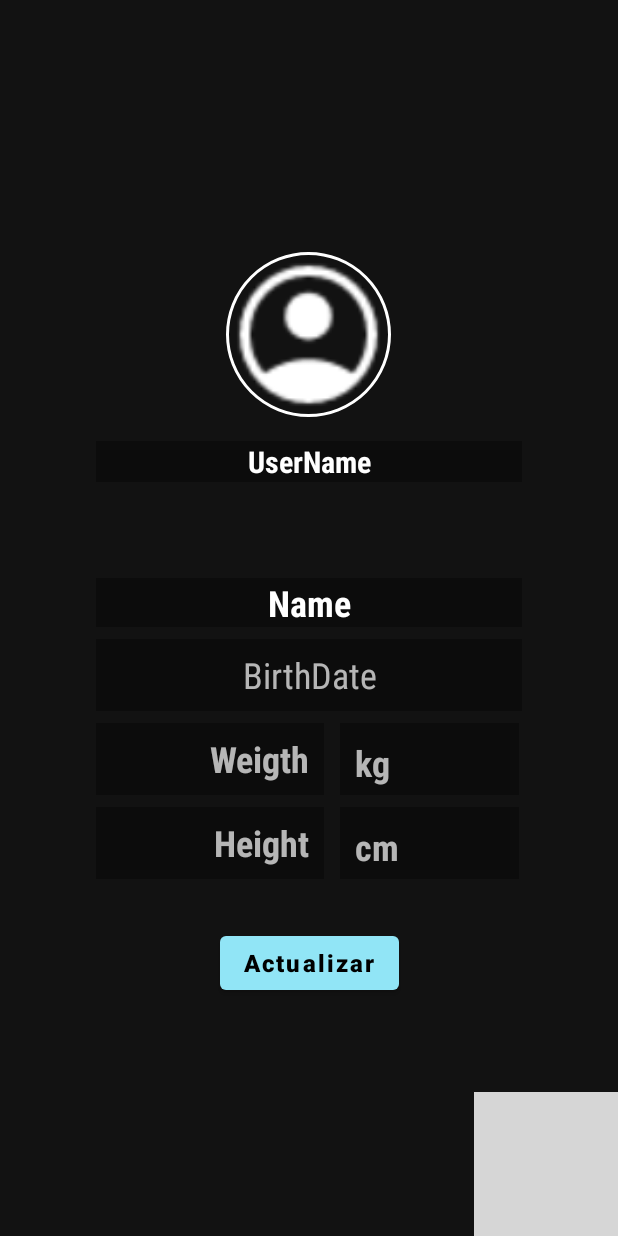
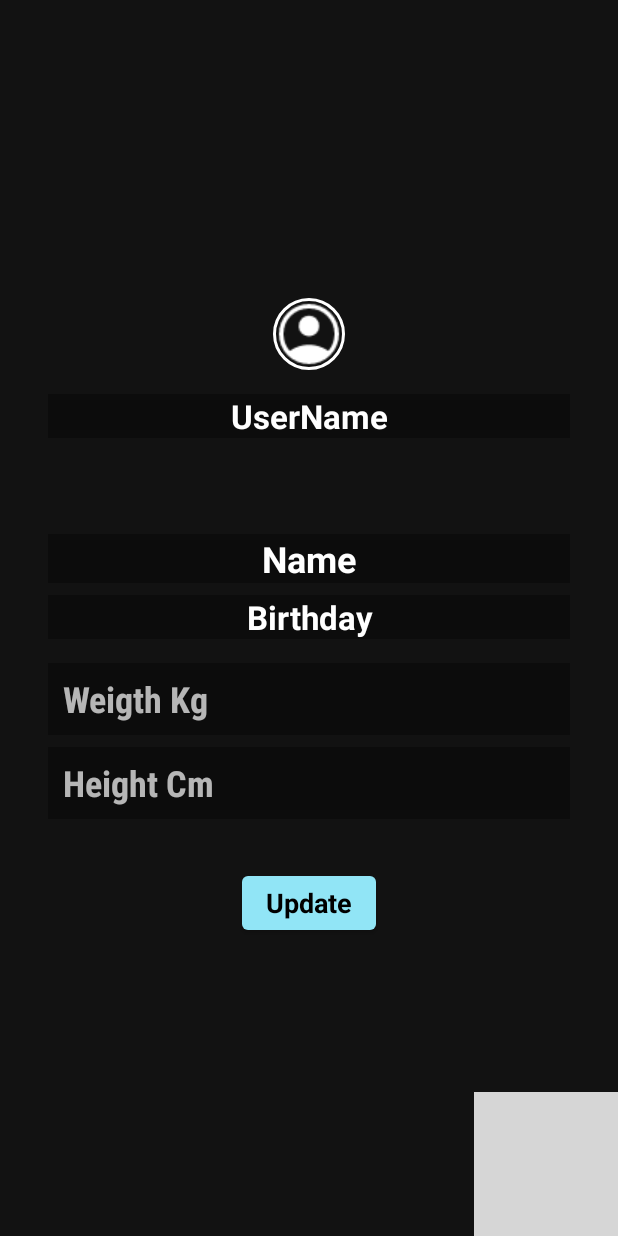
Before and after one commit to jcguerra10/KitPlus, an Android app: the ProfileActivity screen opened directly, with no data from a screen before it, on a phone screen of 412 x 824 dp. Run offline under Robolectric (Android 15) with nearby library versions, the phone set to English and light mode, and no system bars; our stand-ins replace CircleImageView; grey boxes are pictures that could not be loaded.

Commit message:
Change Constraints

```diff
--- a/app/src/main/res/layout/activity_profile.xml
+++ b/app/src/main/res/layout/activity_profile.xml
@@ -21,26 +21,21 @@
 
     <androidx.constraintlayout.widget.ConstraintLayout
         android:layout_width="0dp"
-        android:layout_height="0dp"
+        android:layout_height="wrap_content"
         app:layout_constraintBottom_toBottomOf="@+id/imageView6"
         app:layout_constraintEnd_toEndOf="parent"
         app:layout_constraintHorizontal_bias="0.0"
         app:layout_constraintStart_toStartOf="parent"
-        app:layout_constraintTop_toTopOf="parent"
-        app:layout_constraintVertical_bias="0.0">
+        app:layout_constraintTop_toTopOf="parent">
 
         <de.hdodenhof.circleimageview.CircleImageView
             android:id="@+id/profile_image"
-            android:layout_width="110dp"
-            android:layout_height="110dp"
-            android:layout_marginStart="160dp"
-            android:layout_marginTop="168dp"
-            android:layout_marginEnd="160dp"
+            android:layout_width="wrap_content"
+            android:layout_height="wrap_content"
             android:src="@drawable/profile_img"
             app:civ_border_color="#FFFFFF"
             app:civ_border_width="2dp"
             app:layout_constraintEnd_toEndOf="parent"
-            app:layout_constraintHorizontal_bias="0.526"
             app:layout_constraintStart_toStartOf="parent"
             app:layout_constraintTop_toTopOf="parent" />
 
@@ -48,18 +43,15 @@
             android:id="@+id/userName_view"
             android:layout_width="0dp"
             android:layout_height="wrap_content"
-            android:layout_marginStart="64dp"
+            android:layout_marginStart="32dp"
             android:layout_marginTop="16dp"
-            android:layout_marginEnd="64dp"
+            android:layout_marginEnd="32dp"
             android:background="#59000000"
-            android:fontFamily="sans-serif-condensed"
             android:text="UserName"
             android:textAlignment="center"
-            android:textColor="@color/white"
-            android:textSize="20sp"
+            android:textAppearance="@style/TextAppearance.AppCompat.Large"
             android:textStyle="bold"
             app:layout_constraintEnd_toEndOf="parent"
-            app:layout_constraintHorizontal_bias="0.498"
             app:layout_constraintStart_toStartOf="parent"
             app:layout_constraintTop_toBottomOf="@+id/profile_image" />
 
@@ -67,132 +59,84 @@
             android:id="@+id/name_view"
             android:layout_width="0dp"
             android:layout_height="wrap_content"
-            android:layout_marginStart="64dp"
             android:layout_marginTop="64dp"
-            android:layout_marginEnd="64dp"
             android:background="#59000000"
-            android:fontFamily="sans-serif-condensed"
             android:text="Name"
             android:textAlignment="center"
+            android:textAppearance="@style/TextAppearance.AppCompat.Large"
+            android:textSize="24sp"
+            android:textStyle="bold"
+            app:layout_constraintEnd_toEndOf="@+id/userName_view"
+            app:layout_constraintStart_toStartOf="@+id/userName_view"
+            app:layout_constraintTop_toBottomOf="@+id/userName_view" />
+
+        <EditText
+            android:id="@+id/weight_edit"
+            android:layout_width="0dp"
+            android:layout_height="wrap_content"
+            android:layout_marginTop="16dp"
+            android:background="#59000000"
+            android:ems="10"
+            android:fontFamily="sans-serif-condensed"
+            android:hint="Weigth Kg"
+            android:inputType="numberDecimal"
+            android:minHeight="48dp"
+            android:paddingStart="10dp"
+            android:textAlignment="textStart"
             android:textColor="@color/white"
             android:textSize="24sp"
             android:textStyle="bold"
-            app:layout_constraintEnd_toEndOf="parent"
-            app:layout_constraintStart_toStartOf="parent"
-            app:layout_constraintTop_toBottomOf="@+id/userName_view" />
+            app:layout_constraintEnd_toEndOf="@+id/textView13"
+            app:layout_constraintStart_toStartOf="@+id/textView13"
+            app:layout_constraintTop_toBottomOf="@+id/textView13" />
 
         <EditText
-            android:id="@+id/birthdate_edit"
+            android:id="@+id/editTextNumberDecimal2"
             android:layout_width="0dp"
             android:layout_height="wrap_content"
-            android:layout_marginStart="64dp"
-            android:layout_marginTop="8dp"
-            android:layout_marginEnd="64dp"
-            android:background="#59000000"
-            android:ems="10"
-            android:fontFamily="sans-serif-condensed"
-            android:hint="BirthDate"
-            android:inputType="date"
-            android:minHeight="48dp"
-            android:textAlignment="center"
-            android:textSize="24sp"
-            app:layout_constraintEnd_toEndOf="parent"
-            app:layout_constraintStart_toStartOf="parent"
-            app:layout_constraintTop_toBottomOf="@+id/name_view" />
-
-        <EditText
-            android:id="@+id/weight_edit"
-            android:layout_width="152dp"
-            android:layout_height="48dp"
-            android:layout_marginStart="64dp"
             android:layout_marginTop="8dp"
             android:background="#59000000"
             android:ems="10"
             android:fontFamily="sans-serif-condensed"
-            android:hint="Weigth"
+            android:hint="Height Cm"
             android:inputType="numberDecimal"
             android:minHeight="48dp"
-            android:paddingEnd="10dp"
-            android:textAlignment="textEnd"
+            android:paddingStart="10dp"
+            android:textAlignment="textStart"
             android:textColor="@color/white"
             android:textSize="24sp"
             android:textStyle="bold"
-            app:layout_constraintStart_toStartOf="parent"
-            app:layout_constraintTop_toBottomOf="@+id/birthdate_edit" />
-
-        <EditText
-            android:id="@+id/editTextNumberDecimal2"
-            android:layout_width="152dp"
-            android:layout_height="48dp"
-            android:layout_marginStart="64dp"
-            android:layout_marginTop="8dp"
-            android:background="#59000000"
-            android:ems="10"
-            android:fontFamily="sans-serif-condensed"
-            android:hint="Height"
-            android:inputType="numberDecimal"
-            android:minHeight="48dp"
-            android:paddingEnd="10dp"
-            android:textAlignment="textEnd"
-            android:textColor="@color/white"
-            android:textSize="24sp"
-            android:textStyle="bold"
-            app:layout_constraintStart_toStartOf="parent"
+            app:layout_constraintEnd_toEndOf="@+id/weight_edit"
+            app:layout_constraintStart_toStartOf="@+id/weight_edit"
             app:layout_constraintTop_toBottomOf="@+id/weight_edit" />
-
-        <TextView
-            android:id="@+id/textView17"
-            android:layout_width="119dp"
-            android:layout_height="48dp"
-            android:layout_marginStart="8dp"
-            android:layout_marginTop="8dp"
-            android:layout_marginEnd="64dp"
-            android:background="#59000000"
-            android:fontFamily="sans-serif-condensed"
-            android:paddingStart="10dp"
-            android:paddingTop="10dp"
-            android:text="kg"
-            android:textAlignment="textStart"
-            android:textSize="24sp"
-            android:textStyle="bold"
-            app:layout_constraintEnd_toEndOf="parent"
-            app:layout_constraintStart_toEndOf="@+id/weight_edit"
-            app:layout_constraintTop_toBottomOf="@+id/birthdate_edit" />
-
-        <TextView
-            android:id="@+id/textView18"
-            android:layout_width="119dp"
-            android:layout_height="48dp"
-            android:layout_marginStart="8dp"
-            android:layout_marginTop="8dp"
-            android:layout_marginEnd="64dp"
-            android:background="#59000000"
-            android:fontFamily="sans-serif-condensed"
-            android:paddingStart="10dp"
-            android:paddingTop="10dp"
-            android:text="cm"
-            android:textAlignment="textStart"
-            android:textSize="24sp"
-            android:textStyle="bold"
-            app:layout_constraintEnd_toEndOf="parent"
-            app:layout_constraintStart_toEndOf="@+id/weight_edit"
-            app:layout_constraintTop_toBottomOf="@+id/textView17" />
 
         <Button
             android:id="@+id/button"
             android:layout_width="wrap_content"
             android:layout_height="wrap_content"
-            android:layout_marginStart="64dp"
             android:layout_marginTop="32dp"
-            android:layout_marginEnd="64dp"
-            android:text="Actualizar"
+            android:text="Update"
             android:textAllCaps="false"
-            android:textSize="16sp"
+            android:textAppearance="@style/TextAppearance.AppCompat.Medium"
             android:textStyle="bold"
             app:layout_constraintEnd_toEndOf="parent"
             app:layout_constraintStart_toStartOf="parent"
             app:layout_constraintTop_toBottomOf="@+id/editTextNumberDecimal2" />
 
+        <TextView
+            android:id="@+id/textView13"
+            android:layout_width="0dp"
+            android:layout_height="wrap_content"
+            android:layout_marginTop="8dp"
+            android:background="#59000000"
+            android:text="Birthday"
+            android:textAlignment="center"
+            android:textAppearance="@style/TextAppearance.AppCompat.Large"
+            android:textStyle="bold"
+            app:layout_constraintEnd_toEndOf="@+id/name_view"
+            app:layout_constraintStart_toStartOf="@+id/name_view"
+            app:layout_constraintTop_toBottomOf="@+id/name_view" />
+
     </androidx.constraintlayout.widget.ConstraintLayout>
 
 
```
Also changed, not shown: app/src/main/res/layout/activity_controller.xml (+11 -12 lines), app/src/main/res/layout/fragment_overview.xml (+67 -8 lines), app/src/main/res/drawable/gotas_de_agua.png (added), app/src/main/res/drawable/pesa.png (added).
